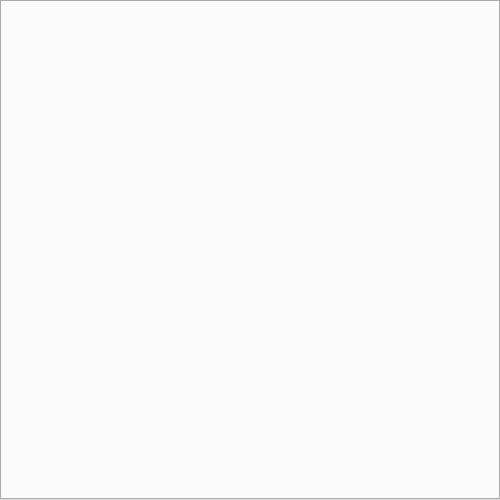
Old version of the form widgets/librarywidget.ui in the repository leafo/itchio-app-old.
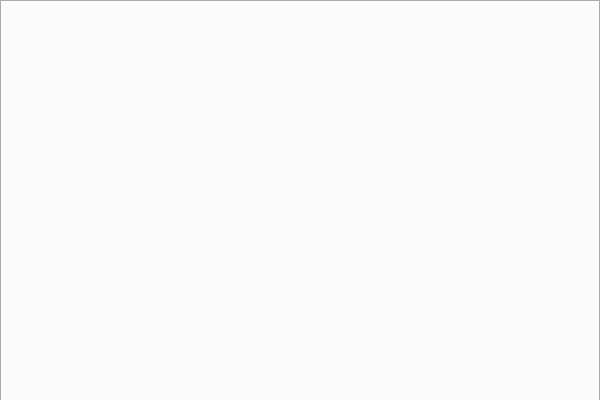
New version of the form.

Commit message: Added catch to many screen related changes.

```diff
--- a/widgets/librarywidget.ui
+++ b/widgets/librarywidget.ui
@@ -6,8 +6,8 @@
    <rect>
     <x>0</x>
     <y>0</y>
-    <width>500</width>
-    <height>500</height>
+    <width>600</width>
+    <height>400</height>
    </rect>
   </property>
   <property name="sizePolicy">
@@ -18,8 +18,8 @@
   </property>
   <property name="minimumSize">
    <size>
-    <width>500</width>
-    <height>500</height>
+    <width>600</width>
+    <height>400</height>
    </size>
   </property>
   <property name="windowTitle">
```
The commit also changes 6 other files.
